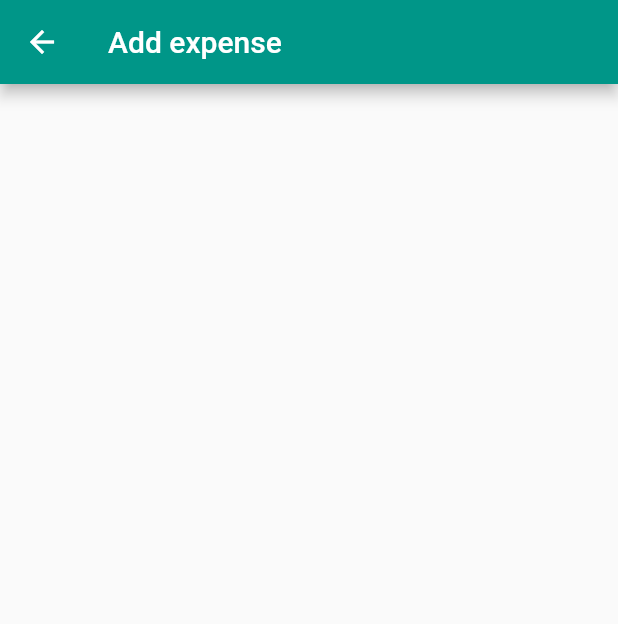
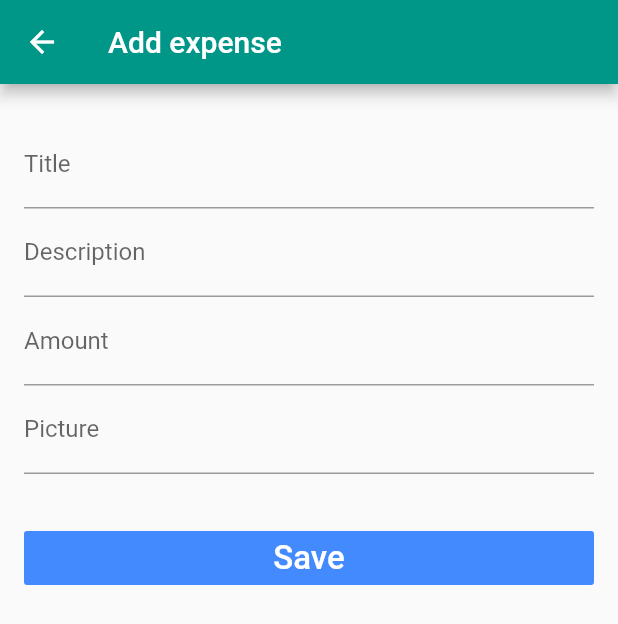
Before and after one commit to ibrahnerd7/expense-tracker-app, a Flutter app: the AddExpense screen opened by its route, on a phone screen of 412 x 824 dp. Shown: the top 624 px of the screen. Run offline on Flutter 3.47's test engine with Material 2 defaults, Android fonts, the phone set to English and light mode, and no system bars; our stand-ins replace flutter_secure_storage, get; accounts and stored records are empty.

Commit message:
Push expense form data to api

```diff
--- a/lib/screens/add_expense.dart
+++ b/lib/screens/add_expense.dart
@@ -1,4 +1,10 @@
+import 'dart:convert';
+import 'dart:io';
+
+import 'package:expense_app/models/Expense.dart';
 import 'package:flutter/material.dart';
+import 'package:http/http.dart' as http;
+import 'package:flutter_secure_storage/flutter_secure_storage.dart';
 
 class AddExpense extends StatefulWidget {
   @override
@@ -6,12 +12,156 @@ class AddExpense extends StatefulWidget {
 }
 
 class _AddExpenseState extends State<AddExpense> {
+  final _storage = FlutterSecureStorage();
+  final _formKey = GlobalKey<FormState>();
+
+  final titleController = TextEditingController();
+  final descriptionController = TextEditingController();
+  final pictureController = TextEditingController();
+  final amountController = TextEditingController();
+  final imageUrlController = TextEditingController();
+
+  @override
+  void dispose() {
+    titleController.dispose();
+    descriptionController.dispose();
+    pictureController.dispose();
+    amountController.dispose();
+    imageUrlController.dispose();
+    super.dispose();
+  }
+
+  void collectUserInput(
+      String title, String description, String amount, String imageUrl) async {
+    Expense expense = await addExpense(title, description, amount, imageUrl);
+  }
+
+  Future<String> fetchAuthToken() async {
+    final String key = "authToken";
+    String value;
+
+    value = await _storage.read(key: key);
+    return value;
+  }
+
+  Future<Expense> addExpense(
+      String title, String description, String amount, String imageUrl) async {
+    final String authToken = await fetchAuthToken();
+
+    final response = await http.post(
+      'https://guarded-basin-78853.herokuapp.com/expenses/create',
+      headers: <String, String>{
+        HttpHeaders.authorizationHeader: 'Bearer $authToken',
+        'Content-Type': 'application/json; charset=UTF-8',
+      },
+      body: jsonEncode(<String, String>{
+        "title": title,
+        "description": description,
+        "amount": amount,
+        "imageUrl": imageUrl
+      }),
+    );
+    print(response.statusCode);
+    if (response.statusCode == 200) {
+      return Expense.fromJson(jsonDecode(response.body));
+    } else {
+      throw Exception('Failed to add expense');
+    }
+  }
+
   @override
   Widget build(BuildContext context) {
     return Scaffold(
       appBar: AppBar(
         title: Text("Add expense"),
       ),
+      body: SingleChildScrollView(
+        child: Container(
+          margin: const EdgeInsets.only(top: 24, bottom: 16),
+          child: Padding(
+            padding: const EdgeInsets.only(left: 16.0, right: 16.0),
+            child: Column(
+              crossAxisAlignment: CrossAxisAlignment.center,
+              children: [
+                Form(
+                    key: _formKey,
+                    child: Column(
+                      crossAxisAlignment: CrossAxisAlignment.center,
+                      children: [
+                        TextFormField(
+                          keyboardType: TextInputType.text,
+                          controller: titleController,
+                          decoration: InputDecoration(labelText: "Title"),
+                          validator: (value) {
+                            if (value.isEmpty) {
+                              return 'Please enter some title';
+                            }
+                            return null;
+                          },
+                        ),
+                        TextFormField(
+                          controller: descriptionController,
+                          keyboardType: TextInputType.text,
+                          decoration: InputDecoration(labelText: "Description"),
+                          validator: (value) {
+                            if (value.isEmpty) {
+                              return 'Please enter some description';
+                            }
+                            return null;
+                          },
+                        ),
+                        TextFormField(
+                          controller: amountController,
+                          keyboardType: TextInputType.number,
+                          decoration: InputDecoration(labelText: "Amount"),
+                          validator: (value) {
+                            if (value.isEmpty) {
+                              return 'Please enter some amount';
+                            }
+                            return null;
+                          },
+                        ),
+                        TextFormField(
+                          controller: imageUrlController,
+                          keyboardType: TextInputType.text,
+                          decoration: InputDecoration(labelText: "Picture"),
+                          validator: (value) {
+                            if (value.isEmpty) {
+                              return 'Please enter some image url';
+                            }
+                            return null;
+                          },
+                        ),
+                        Container(
+                          width: double.infinity,
+                          margin: EdgeInsets.only(top: 32),
+                          child: Expanded(
+                            child: FlatButton(
+                              child: Text(
+                                'Save',
+                                style: TextStyle(fontSize: 22.0),
+                              ),
+                              color: Colors.blueAccent,
+                              textColor: Colors.white,
+                              onPressed: () {
+                                if (_formKey.currentState.validate()) {
+                                  collectUserInput(
+                                      titleController.text,
+                                      descriptionController.text,
+                                      amountController.text,
+                                      imageUrlController.text);
+                                }
+                              },
+                            ),
+                          ),
+                        ),
+                      ],
+                    ))
+              ],
+            ),
+          ),
+        ),
+      ),
     );
   }
 }
--- a/lib/screens/sign_up.dart
+++ b/lib/screens/sign_up.dart
@@ -28,7 +28,6 @@ class _SignUpScreenState extends State<SignUpScreen> {
   void collectUserInput(
       String userName, String email, String picture, String password) async {
     User user = await signInUser(userName, email, picture, password);
-    print(user.userId);
   }
 
   Future<User> signInUser(
```
